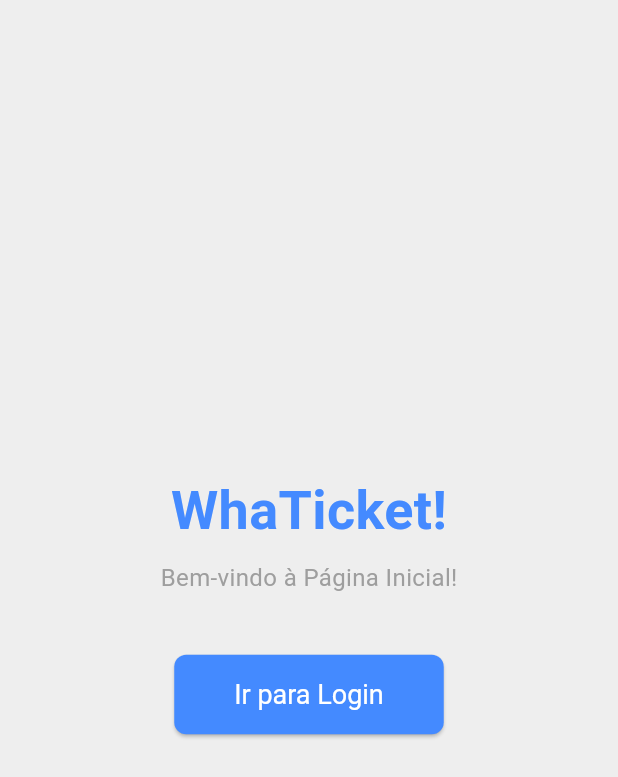
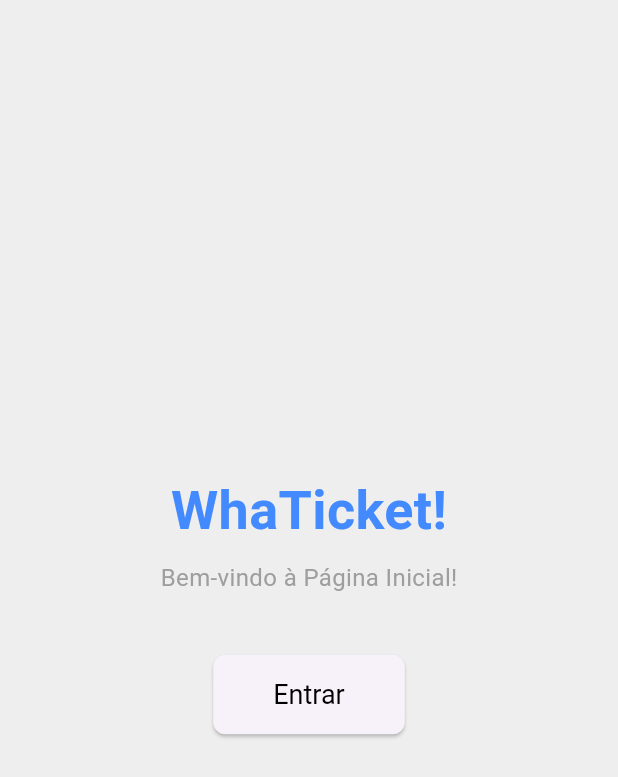
Before and after one commit to Kissimbila16/whathicket, a Flutter app: the LoginPage screen opened by its route, after a tap on "Entrar", after a tap on "Voltar", on a phone screen of 412 x 824 dp. Shown: the top 777 px of the screen. Run offline on Flutter 3.47's test engine with Material 3 defaults, Android fonts, the light colour scheme and no system bars.

Commit message:
Commit automático na nuvem app whaticker

```diff
--- a/lib/main.dart
+++ b/lib/main.dart
@@ -1,6 +1,7 @@
 import 'package:flutter/material.dart';
 import 'src/login/login.dart';     // Tela de login
 import 'src/home/home.dart';     // Tela de login
+import 'src/layout/layout.dart';     // Tela de login
 
 void main() {
   runApp(const MyApp());
@@ -17,6 +18,7 @@ class MyApp extends StatelessWidget {
       routes: {
         '/': (context) => const HomePage(),
         '/login': (context) => const LoginPage(),
+        '/home': (context) => const LayoutPage(),
       },
     );
   }
--- a/lib/src/home/home.dart
+++ b/lib/src/home/home.dart
@@ -31,15 +31,15 @@ class HomePage extends StatelessWidget {
               ElevatedButton(
                 onPressed: () => Navigator.pushNamed(context, '/login'),
                 style: ElevatedButton.styleFrom(
-                  backgroundColor: Colors.blueAccent, // Cor de fundo do botão
-                  foregroundColor: Colors.white, // Cor do texto do botão
+                  // backgroundColor: Colors.blueAccent, // Cor de fundo do botão
+                  foregroundColor: Colors.black, // Cor do texto do botão
                   padding: const EdgeInsets.symmetric(horizontal: 40.0, vertical: 16.0),
                   shape: RoundedRectangleBorder(
                     borderRadius: BorderRadius.circular(8.0), // Bordas arredondadas
                   ),
                   textStyle: const TextStyle(fontSize: 18.0),
                 ),
-                child: const Text('Ir para Login'),
+                child: const Text('Entrar'),
               ),
               const SizedBox(height: 20.0),
               // Você pode adicionar mais widgets aqui, como um logo ou uma imagem
--- a/lib/src/login/login.dart
+++ b/lib/src/login/login.dart
@@ -15,7 +15,8 @@ class LoginPageState extends State<LoginPage> {
 
   final FocusNode _emailFocusNode = FocusNode();
   final FocusNode _passwordFocusNode = FocusNode();
-  final FocusNode _loginButtonFocusNode = FocusNode(); // Para focar no botão após a senha
+  final FocusNode _loginButtonFocusNode =
+      FocusNode(); // Para focar no botão após a senha
 
   bool _isPasswordVisible = false;
   bool _isLoading = false; // Para feedback visual durante o login
@@ -43,25 +44,16 @@ class LoginPageState extends State<LoginPage> {
       final email = _emailController.text;
       final password = _passwordController.text;
 
-      if (email == 'teste@exemplo.com' && password == 'senha123') {
-        if (mounted) { // Verifica se o widget ainda está na árvore de widgets
+      // if (email == 'teste@exemplo.com' && password == 'senha123') {
+      if (mounted) {
+        // Verifica se o widget ainda está na árvore de widgets
         ScaffoldMessenger.of(context).showSnackBar(
           const SnackBar(
             content: Text('Login bem-sucedido!'),
             backgroundColor: Colors.green,
           ),
         );
-    Navigator.pop(context); // Ou navegue para a tela principal
-        }
-      } else {
-        if (mounted) {
-          ScaffoldMessenger.of(context).showSnackBar(
-            const SnackBar(
-              content: Text('Email ou senha inválidos.'),
-              backgroundColor: Colors.red,
-            ),
-          );
-        }
+        Navigator.pushNamed(context, '/home');
       }
 
       if (mounted) {
@@ -76,7 +68,8 @@ class LoginPageState extends State<LoginPage> {
   Widget build(BuildContext context) {
     return Scaffold(
       body: Center(
-        child: SingleChildScrollView( // Permite rolagem se o conteúdo for maior que a tela
+        child: SingleChildScrollView(
+          // Permite rolagem se o conteúdo for maior que a tela
           padding: const EdgeInsets.all(24.0),
           child: Form(
             key: _formKey,
@@ -98,10 +91,7 @@ class LoginPageState extends State<LoginPage> {
                 Text(
                   'Faça login para continuar',
                   textAlign: TextAlign.center,
-                  style: TextStyle(
-                    fontSize: 16,
-                    color: Colors.grey[700],
-                  ),
+                  style: TextStyle(fontSize: 16, color: Colors.grey[700]),
                 ),
                 const SizedBox(height: 30.0),
 
@@ -118,7 +108,8 @@ class LoginPageState extends State<LoginPage> {
                     ),
                   ),
                   keyboardType: TextInputType.emailAddress,
-                  textInputAction: TextInputAction.next, // Move para o próximo campo
+                  textInputAction:
+                      TextInputAction.next, // Move para o próximo campo
                   onFieldSubmitted: (_) {
                     // Muda o foco para o campo de senha
                     FocusScope.of(context).requestFocus(_passwordFocusNode);
@@ -128,7 +119,9 @@ class LoginPageState extends State<LoginPage> {
                       return 'Por favor, insira seu email.';
                     }
                     // Validação simples de email
-                    if (!RegExp(r'^[\w-\.]+@([\w-]+\.)+[\w-]{2,4}$').hasMatch(value)) {
+                    if (!RegExp(
+                      r'^[\w-\.]+@([\w-]+\.)+[\w-]{2,4}$',
+                    ).hasMatch(value)) {
                       return 'Por favor, insira um email válido.';
                     }
                     return null;
@@ -149,7 +142,9 @@ class LoginPageState extends State<LoginPage> {
                     ),
                     suffixIcon: IconButton(
                       icon: Icon(
-                        _isPasswordVisible ? Icons.visibility_off_outlined : Icons.visibility_outlined,
+                        _isPasswordVisible
+                            ? Icons.visibility_off_outlined
+                            : Icons.visibility_outlined,
                       ),
                       onPressed: () {
                         setState(() {
@@ -159,7 +154,9 @@ class LoginPageState extends State<LoginPage> {
                     ),
                   ),
                   obscureText: !_isPasswordVisible,
-                  textInputAction: TextInputAction.done, // Indica que a entrada está concluída
+                  textInputAction:
+                      TextInputAction
+                          .done, // Indica que a entrada está concluída
                   onFieldSubmitted: (_) {
                     // Tenta fazer login ou foca no botão de login
                     FocusScope.of(context).requestFocus(_loginButtonFocusNode);
@@ -187,11 +184,15 @@ class LoginPageState extends State<LoginPage> {
                         shape: RoundedRectangleBorder(
                           borderRadius: BorderRadius.circular(8.0),
                         ),
-                          backgroundColor: Theme.of(context).primaryColor, // Cor de fundo
+                        backgroundColor:
+                            Theme.of(context).primaryColor, // Cor de fundo
                         foregroundColor: Colors.white, // Cor do texto e ícone
                       ),
                       onPressed: _login,
-                        child: const Text('Entrar', style: TextStyle(fontSize: 16)),
+                      child: const Text(
+                        'Entrar',
+                        style: TextStyle(fontSize: 16),
+                      ),
                     ),
                 const SizedBox(height: 16.0),
 
@@ -204,24 +205,29 @@ class LoginPageState extends State<LoginPage> {
                       onPressed: () {
                         // Navegar para a página de registro
                         ScaffoldMessenger.of(context).showSnackBar(
-                          const SnackBar(content: Text('Navegar para a página de registro.')),
+                          const SnackBar(
+                            content: Text('Navegar para a página de registro.'),
+                          ),
                         );
                         // Ex: Navigator.pushNamed(context, '/register');
                       },
                       child: const Text('Crie uma aqui'),
                     ),
-
                   ],
-
                 ),
                 ElevatedButton(
                   onPressed: () => Navigator.pushNamed(context, '/'),
                   style: ElevatedButton.styleFrom(
                     backgroundColor: Colors.blueAccent, // Cor de fundo do botão
                     foregroundColor: Colors.white, // Cor do texto do botão
-                  padding: const EdgeInsets.symmetric(horizontal: 20.0, vertical: 10.0),
+                    padding: const EdgeInsets.symmetric(
+                      horizontal: 20.0,
+                      vertical: 10.0,
+                    ),
                     shape: RoundedRectangleBorder(
-                    borderRadius: BorderRadius.circular(8.0), // Bordas arredondadas
+                      borderRadius: BorderRadius.circular(
+                        8.0,
+                      ), // Bordas arredondadas
                     ),
                     textStyle: const TextStyle(fontSize: 18.0),
                   ),
```
Also changed, not shown: lib/src/layout/layout.dart (added, +100 -0 lines). Lines whose indentation alone changed are shown as unchanged.
